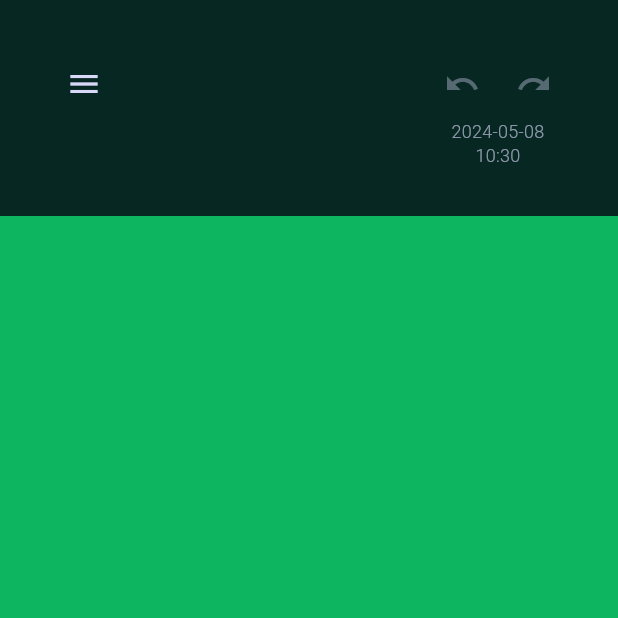
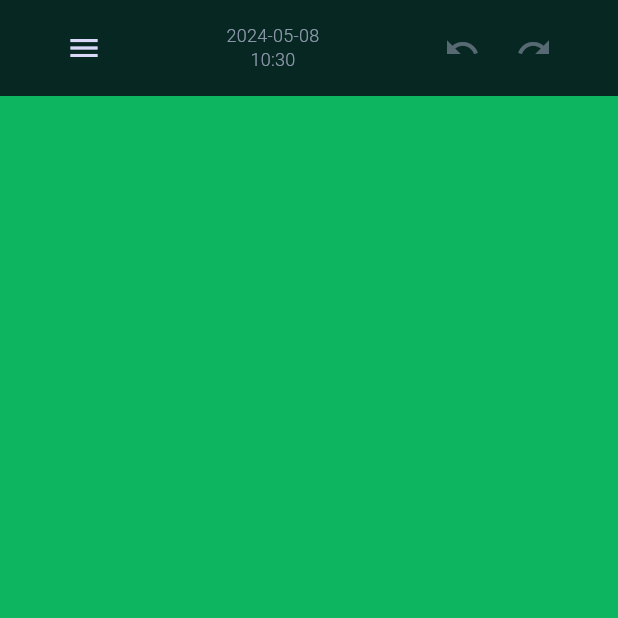
Before and after one commit to deadlyunicorn/think_simple, a Flutter app: the screen it shows after launch, on a phone screen of 412 x 824 dp, the top half of it. Run offline on Flutter 3.47's test engine with Material 3 defaults, Android fonts, the phone set to English and light mode, and no system bars.

Commit message:
changed a bit the layout of top bar

```diff
--- a/lib/home/main_view/top_bar/top_bar.dart
+++ b/lib/home/main_view/top_bar/top_bar.dart
@@ -1,5 +1,6 @@
 import "package:flutter/material.dart";
 import "package:think_simple/home/main_view/date_edited.dart";
+import "package:think_simple/home/main_view/main_view.dart";
 import "package:think_simple/home/main_view/top_bar/buttons/access_left_sidebar_button.dart";
 import "package:think_simple/home/main_view/top_bar/buttons/history_buttons.dart";
 
@@ -30,19 +31,24 @@ class TopBar extends StatelessWidget {
         }
       },
       offset: Offset(0, topBarIsVisible ? 0 : -1),
-      duration: const Duration(milliseconds: 300),
+      duration: const Duration(
+        milliseconds: MainView.topBarAnimationDurationInMilliseconds,
+      ),
+      curve: Curves.ease,
       child: !topBarIsOpen
           ? const SizedBox.shrink()
           : Container(
+              height: MainView.topBarHeight,
               decoration: BoxDecoration(
                 color:
                     Theme.of(context).colorScheme.background.withOpacity(0.8),
               ),
               //TODO Search for mask filter blur
               child: Padding(
-                padding: const EdgeInsets.all(32.0),
+                padding:
+                    const EdgeInsets.symmetric(horizontal: 32.0, vertical: 8),
                 child: Row(
-                  crossAxisAlignment: CrossAxisAlignment.start,
+                  crossAxisAlignment: CrossAxisAlignment.center,
                   mainAxisAlignment: MainAxisAlignment.spaceBetween,
                   mainAxisSize: MainAxisSize.max,
                   children: <Widget>[
@@ -50,14 +56,10 @@ class TopBar extends StatelessWidget {
                       setLeftBarIsOpen: setLeftBarIsOpen,
                       leftBarIsOpen: leftBarIsOpen,
                     ),
-                    Column(
-                      children: <Widget>[
-                        const HistoryButtons(),
-                        DateEdited(
-                          dateEdited: DateTime.now(),
-                        ),
-                      ],
+                    DateEdited(
+                      dateEdited: DateTime.now(),
                     ),
+                    const HistoryButtons(),
                   ],
                 ),
               ),
```
